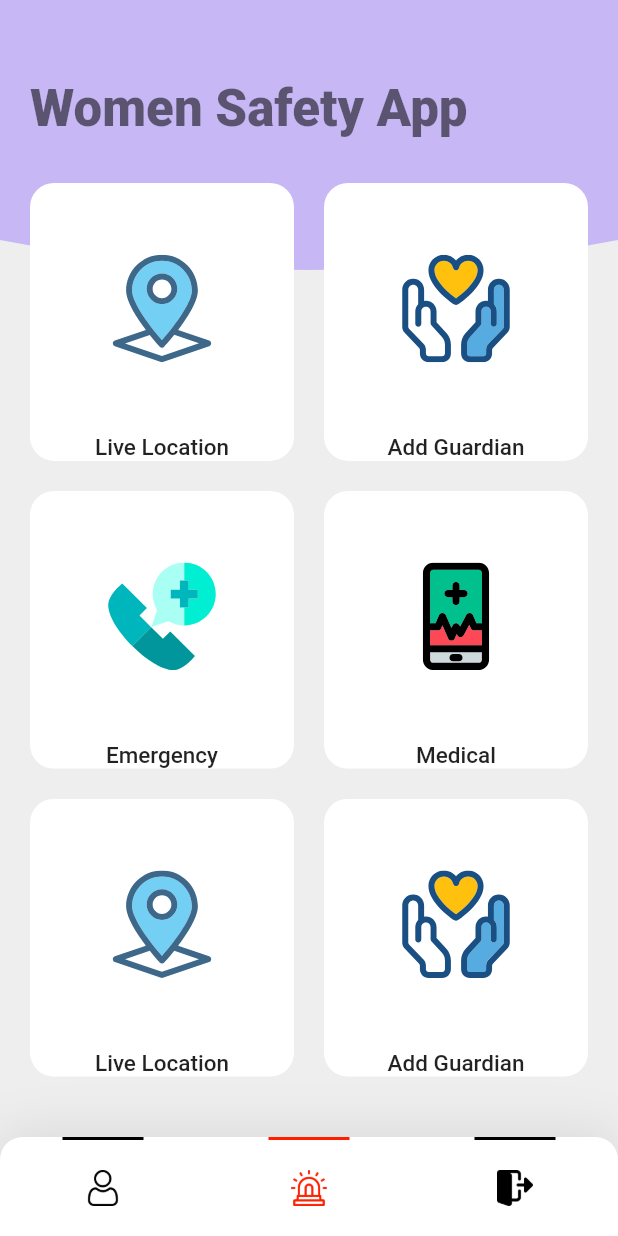
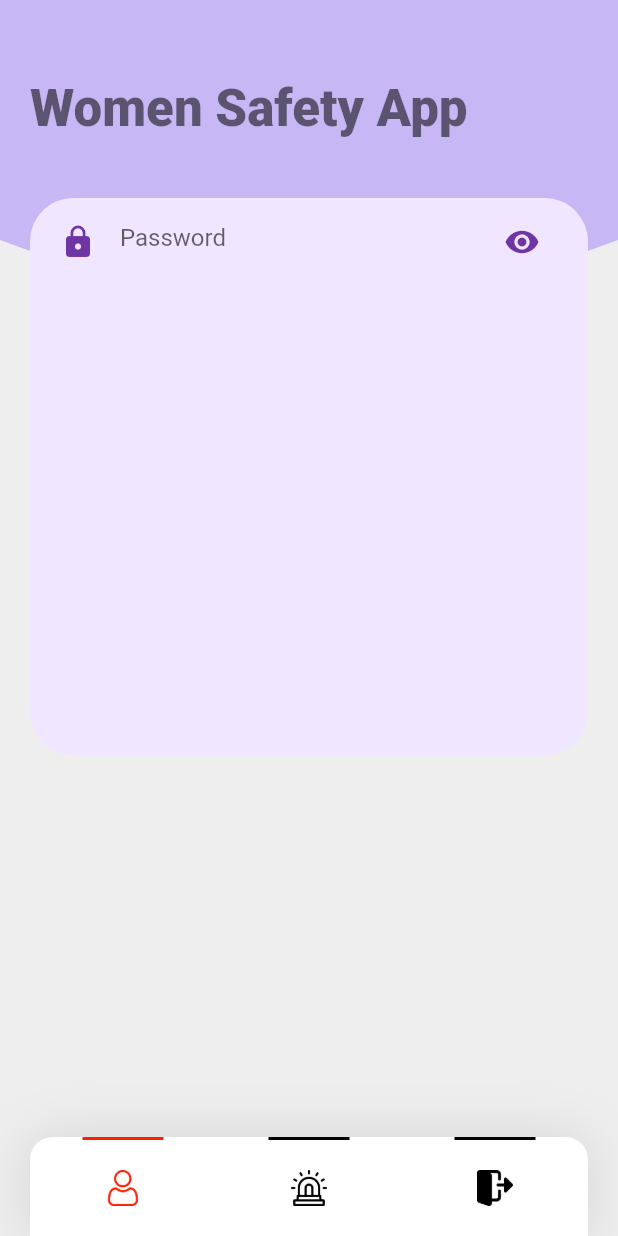
Before and after one commit to shubhamjain25/Safety-App, a Flutter app: the screen it shows once a user with an empty profile is signed in, on a phone screen of 412 x 824 dp. Run offline on Flutter 3.47's test engine with Material 2 defaults, Android fonts, the phone set to English and light mode, and no system bars; our stand-ins replace cloud_firestore, firebase_auth, firebase_core, flutter_custom_clippers, flutter_svg, geolocator and 1 more; missing offline and left inert: flutter_phone_direct_caller; accounts and stored records are empty.

Commit message:
Screen Swap Bug Fixed+Initial DB Setup

```diff
--- a/lib/constants.dart
+++ b/lib/constants.dart
@@ -73,3 +73,5 @@ const kTextColor = Color(0xFF222B45);
 const kBlueLightColor = Color(0xFFC7B8F5);
 const kBlueColor = Color(0xFF817DC0);
 const kShadowColor = Color(0xFFE6E6E6);
+const kPrimaryColor = Color(0xFF6F35A5);
+const kPrimaryLightColor = Color(0xFFF1E6FF);
--- a/lib/screens/home_page.dart
+++ b/lib/screens/home_page.dart
@@ -1,4 +1,6 @@
 import 'package:geolocator/geolocator.dart';
+import 'package:safety_app/screens/profile_page.dart';
+import 'package:safety_app/services/calling_service.dart';
 import 'package:safety_app/services/geolocator_service.dart';
 import 'package:safety_app/widgets/bottom_bar.dart';
 import 'package:safety_app/widgets/circular_curve.dart';
@@ -6,54 +8,30 @@ import 'package:safety_app/widgets/category_card.dart';
 import 'package:flutter/material.dart';
 import 'package:safety_app/constants.dart';
 import 'package:share/share.dart';
+import 'package:flutter_custom_clippers/flutter_custom_clippers.dart';
 
 
-class HomePage extends StatelessWidget {
+class HomePage extends StatefulWidget {
 
-  var locationMessage = "";
+  @override
+  _HomePageState createState() => _HomePageState();
+}
 
-  // Future<Position> _determinePosition() async {
-  //   bool serviceEnabled;
-  //   LocationPermission permission;
-  //
-  //   // Test if location services are enabled.
-  //   serviceEnabled = await Geolocator.isLocationServiceEnabled();
-  //   if (!serviceEnabled) {
-  //     await Geolocator.openLocationSettings();
-  //     return Future.error('Location services are disabled.');
-  //   }
-  //
-  //   permission = await Geolocator.checkPermission();
-  //   if (permission == LocationPermission.denied) {
-  //     permission = await Geolocator.requestPermission();
-  //     if (permission == LocationPermission.denied) {
-  //       // Permissions are denied
-  //       return Future.error('Location permissions are denied');
-  //     }
-  //   }
-  //
-  //   if (permission == LocationPermission.deniedForever) {
-  //     // Permissions are denied forever, handle appropriately.
-  //     return Future.error(
-  //         'Location permissions are permanently denied, we cannot request permissions.');
-  //   }
-  //
-  //   return await Geolocator.getCurrentPosition();
-  // }
+class _HomePageState extends State<HomePage> {
 
-  // void sharePosition(String locationInformation){
-  //   final String text="Please Help Me! "+locationInformation;
-  //   final String subject = "SOS";
-  //   Share.share(text, subject:subject);
-  // }
+  PageController _pageIndex=PageController();
+  int _pageNumber=0;
 
-  void getLocation() async{
-    Position position = await GeoLocatorService().determinePosition();
-    final String locationMessage="My Longitude: ${position.latitude}, Latitude: ${position.longitude}";
-    final String text="Please Help Me! "+locationMessage;
-    final String subject = "SOS";
-    Share.share(text, subject:subject);
-    print(locationMessage);
+  @override
+  void initState() {
+    _pageIndex = PageController();
+    super.initState();
+  }
+
+  @override
+  void dispose() {
+    _pageIndex.dispose();
+    super.dispose();
   }
 
 
@@ -64,27 +42,19 @@ class HomePage extends StatelessWidget {
         .size; //this gonna give us total height and with of our device
     return Scaffold(
       backgroundColor: Colors.grey[200],
-      bottomNavigationBar: BottomNavBar(),
+      // bottomNavigationBar: bottomBar,
       body: Stack(
+
         children: <Widget>[
           Container(
-            // Here the height of the container is 45% of our total height
+            child: ClipPath(
+              clipper: OvalBottomBorderClipper(),
+              child: Container(
                 height: 200,
-            // width: double.infinity,
-            // width: size.width*1,
-            child: ClipPath(
-              clipper: ClipperCurve(),
-              child: Container(
+                width: double.infinity,
                 color: kBlueLightColor,
               ),
             ),
-            // decoration: BoxDecoration(
-            //   color: kBlueLightColor,
-            //   image: DecorationImage(
-            //     alignment: Alignment.centerLeft,
-            //     image: AssetImage(""),
-            //   ),
-            // ),
           ),
           SafeArea(
             child: Padding(
@@ -112,7 +82,58 @@ class HomePage extends StatelessWidget {
                     height: 30,
                   ),
                   Expanded(
-                    child: GridView.count(
+                    child: PageView(
+                      physics: BouncingScrollPhysics(),
+                      controller: _pageIndex,
+                      onPageChanged: (num){
+                        setState(() {
+                          _pageNumber=num;
+                        });
+                      },
+                      children: <Widget>[
+                        ProfilePage(),
+                        SOSPage(),
+                      ],
+                    ),
+                  ),
+                  BottomNavBar(
+                    btnPressed:(num){
+                      _pageIndex.animateToPage(num, duration: Duration(milliseconds:600), curve:Curves.easeOutCubic );
+                    } ,
+                    indexNumber: _pageNumber,
+                  ),
+                ],
+              ),
+            ),
+          )
+        ],
+      ),
+    );
+  }
+
+
+}
+
+class SOSPage extends StatelessWidget {
+
+  var locationMessage = "";
+  void getLocation() async{
+    Position position = await GeoLocatorService().determinePosition();
+    final String locationMessage="My Longitude: ${position.latitude}, Latitude: ${position.longitude}";
+    final String text="Please Help Me! "+locationMessage;
+    final String subject = "SOS";
+    Share.share(text, subject:subject);
+    print(locationMessage);
+  }
+
+  void makeEmergencyCall() async{
+    var call = CallingService();
+    await call.callNumber(100);
+  }
+
+  @override
+  Widget build(BuildContext context) {
+    return GridView.count(
       padding: EdgeInsets.only(bottom: 30.0),
       physics: BouncingScrollPhysics(),
       crossAxisCount: 2,
@@ -136,12 +157,7 @@ class HomePage extends StatelessWidget {
           title: "Emergency",
           svgSrc: "assets/icons/emergency.svg",
           press: () {
-                            Navigator.push(
-                              context,
-                              MaterialPageRoute(builder: (context) {
-                                return;
-                              }),
-                            );
+            makeEmergencyCall();
           },
         ),
         CategoryCard(
@@ -160,14 +176,6 @@ class HomePage extends StatelessWidget {
           press: () {},
         ),
       ],
-                    ),
-                  ),
-                ],
-              ),
-            ),
-          )
-        ],
-      ),
     );
   }
 }
--- /dev/null
+++ b/lib/screens/profile_page.dart
@@ -0,0 +1,71 @@
+import 'package:flutter/material.dart';
+import 'package:safety_app/constants.dart';
+import 'package:safety_app/services/database.dart';
+import 'package:provider/provider.dart';
+import 'package:cloud_firestore/cloud_firestore.dart';
+import 'package:safety_app/widgets/info_list.dart';
+
+// class ProfilePage extends StatelessWidget {
+//   @override
+//   Widget build(BuildContext context) {
+//     return StreamProvider<QuerySnapshot>.value(
+//       value: DatabaseService().infos,
+//       child: Scaffold(
+//         body: Container(
+//           color: Colors.blue,
+//           child: InfoList(),
+//         ),
+//       ),
+//     );
+//   }
+// }
+
+class ProfilePage extends StatelessWidget {
+  @override
+  Widget build(BuildContext context) {
+    return GridView.count(
+      padding: EdgeInsets.only(bottom: 30.0),
+      physics: BouncingScrollPhysics(),
+      crossAxisCount: 1,
+      childAspectRatio: .95,
+      crossAxisSpacing: 20,
+      mainAxisSpacing: 20,
+      children: <Widget>[
+        TextFieldContainer()
+      ],
+    );
+  }
+}
+
+class TextFieldContainer extends StatelessWidget {
+
+  @override
+  Widget build(BuildContext context) {
+    Size size = MediaQuery.of(context).size;
+    return Container(
+      margin: EdgeInsets.symmetric(vertical: 10),
+      padding: EdgeInsets.symmetric(horizontal: 20, vertical: 5),
+      width: size.width * 0.8,
+      decoration: BoxDecoration(
+        color: kPrimaryLightColor,
+        borderRadius: BorderRadius.circular(29),
+      ),
+      child: TextField(
+        obscureText: true,
+        cursorColor: kPrimaryColor,
+        decoration: InputDecoration(
+          hintText: "Password",
+          icon: Icon(
+            Icons.lock,
+            color: kPrimaryColor,
+          ),
+          suffixIcon: Icon(
+            Icons.visibility,
+            color: kPrimaryColor,
+          ),
+          border: InputBorder.none,
+        ),
+      ),
+    );
+  }
+}
--- a/lib/widgets/bottom_bar.dart
+++ b/lib/widgets/bottom_bar.dart
@@ -1,22 +1,26 @@
 import 'package:flutter/material.dart';
 import 'package:firebase_auth/firebase_auth.dart';
 import 'package:safety_app/constants.dart';
+import 'package:safety_app/screens/profile_page.dart';
 
 class BottomNavBar extends StatefulWidget {
 
   final int indexNumber;
+  final Function(int) btnPressed;
 
-  BottomNavBar({this.indexNumber});
+  BottomNavBar({this.indexNumber, this.btnPressed});
 
   @override
   _BottomNavBarState createState() => _BottomNavBarState();
 }
 
 class _BottomNavBarState extends State<BottomNavBar> {
-  int _selectedTab=1;
+
+  int _selectedTab;
 
   @override
   Widget build(BuildContext context) {
+    _selectedTab=widget.indexNumber??1;
     return Container(
       decoration: BoxDecoration(
         color: Colors.white,
@@ -35,41 +39,27 @@ class _BottomNavBarState extends State<BottomNavBar> {
       child: Row(
         mainAxisAlignment: MainAxisAlignment.spaceAround,
         children: <Widget>[
-          GestureDetector(
-            onTap: (){
-              print("Show User Profile");
-              setState(() {
-                _selectedTab=0;
-              });
-            },
-            child: BottomTabBtn(
+          BottomTabBtn(
             imagePath: 'assets/images/tab_user.png',
             isSelected: _selectedTab==0?true:false,
+            onSelection: (){
+              widget.btnPressed(0);
+            },
           ),
-          ),
-          GestureDetector(
-            onTap: (){
-              print("Show SOS Stuff");
-              setState(() {
-                _selectedTab=1;
-              });
-            },
-            child: BottomTabBtn(
+          BottomTabBtn(
             imagePath: 'assets/images/tab_siren.png',
             isSelected: _selectedTab==1?true:false,
+            onSelection: (){
+              widget.btnPressed(1);
+            },
           ),
-          ),
-          GestureDetector(
-            onTap: (){
-              setState(() {
-                _selectedTab=2;
-              });
-              FirebaseAuth.instance.signOut();
-            },
-            child: BottomTabBtn(
+          BottomTabBtn(
             imagePath: 'assets/images/tab_logout.png',
             isSelected: _selectedTab==2?true:false,
-            ),
+            onSelection: (){
+              widget.btnPressed(2);
+            },
+            isLogoutBtn: true,
           ),
         ],
       ),
@@ -81,14 +71,22 @@ class BottomTabBtn extends StatelessWidget {
 
   final String imagePath;
   final bool isSelected;
+  final Function onSelection;
+  final bool isLogoutBtn;
 
-  BottomTabBtn({this.imagePath, this.isSelected});
+  BottomTabBtn({this.imagePath, this.isSelected, this.onSelection, this.isLogoutBtn});
 
   @override
   Widget build(BuildContext context) {
 
     bool _isSelected = isSelected??false;
-    return Container(
+    bool _isLogoutBtn= isLogoutBtn??false;
+
+    return GestureDetector(
+      onTap: _isLogoutBtn?(){
+        FirebaseAuth.instance.signOut();
+      }:onSelection,
+      child: Container(
         padding: EdgeInsets.symmetric(
             horizontal: 15.0,
             vertical: 20.0
@@ -107,6 +105,7 @@ class BottomTabBtn extends StatelessWidget {
           width: 24.0,
           color: _isSelected? Theme.of(context).accentColor : Colors.black,
         ),
+      ),
     );
   }
 }
--- a/lib/widgets/verify_credentials.dart
+++ b/lib/widgets/verify_credentials.dart
@@ -1,5 +1,6 @@
 import 'package:flutter/material.dart';
 import 'package:firebase_auth/firebase_auth.dart';
+import 'package:safety_app/services/database.dart';
 
 class VerifyCredentials{
 
@@ -13,6 +14,9 @@ class VerifyCredentials{
     try {
       UserCredential _user = await FirebaseAuth.instance.createUserWithEmailAndPassword(
           email: registeredEmail, password: registeredPassword);
+
+      //create a new document for the user with uid
+      await DatabaseService(uid: _user.user.uid).updateUserData('O+', 'Shubham', 20);
       return null;
     }
     on FirebaseAuthException catch (e) {
--- a/pubspec.yaml
+++ b/pubspec.yaml
@@ -28,11 +28,14 @@ dependencies:
 #  location: ^4.3.0
   geolocator: ^8.0.0
   share: ^2.0.4
+  flutter_phone_direct_caller: ^2.1.0
+  flutter_custom_clippers: ^2.0.0
+
   # Firebase Dependencies
   firebase_core: ^1.10.6
   firebase_auth: ^3.3.4
   cloud_firestore: ^3.1.5
-
+  provider: ^6.0.2
 
   # The following adds the Cupertino Icons font to your application.
   # Use with the CupertinoIcons class for iOS style icons.
```
Also changed, not shown: lib/models/brew.dart (added, +8 -0 lines), lib/services/calling_service.dart (added, +11 -0 lines), lib/services/database.dart (added, +38 -0 lines), lib/widgets/info_list.dart (added, +22 -0 lines), pubspec.lock. Lines whose indentation alone changed are shown as unchanged.
